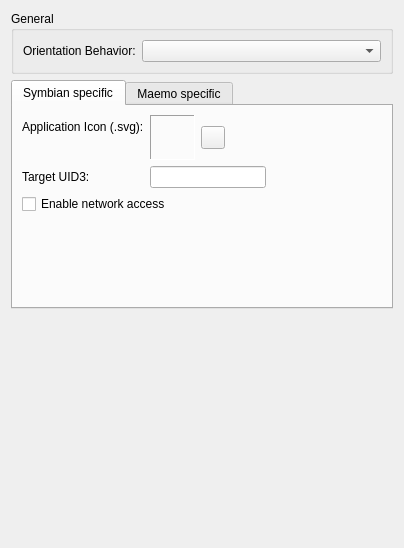
Old version of the form src/plugins/qt4projectmanager/wizards/mobileappwizardoptionspage.ui in the repository qt-creator/qt-creator.
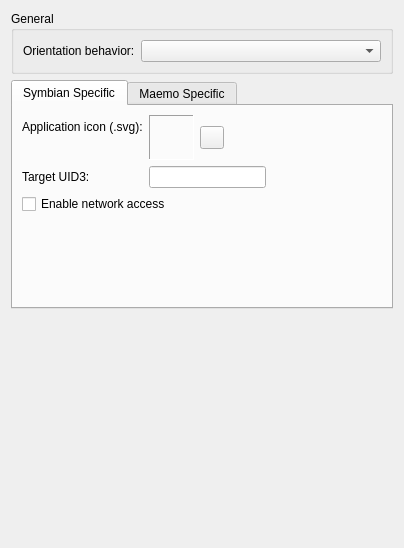
New version of the form.

Commit message: UI text - fix capitalization in Qt Quick Application wizard

Diff of the .ui file:
```diff
--- a/src/plugins/qt4projectmanager/wizards/mobileappwizardoptionspage.ui
+++ b/src/plugins/qt4projectmanager/wizards/mobileappwizardoptionspage.ui
@@ -32,7 +32,7 @@
          </sizepolicy>
         </property>
         <property name="text">
-         <string>Orientation Behavior:</string>
+         <string>Orientation behavior:</string>
         </property>
         <property name="buddy">
          <cstring>orientationBehaviorComboBox</cstring>
@@ -52,7 +52,7 @@
      </property>
      <widget class="QWidget" name="tab">
       <attribute name="title">
-       <string>Symbian specific</string>
+       <string>Symbian Specific</string>
       </attribute>
       <layout class="QFormLayout" name="formLayout">
        <item row="0" column="0">
@@ -64,7 +64,7 @@
           </sizepolicy>
          </property>
          <property name="text">
-          <string>Application Icon (.svg):</string>
+          <string>Application icon (.svg):</string>
          </property>
          <property name="buddy">
           <cstring>symbianAppIconLoadToolButton</cstring>
@@ -164,7 +164,7 @@
      </widget>
      <widget class="QWidget" name="tab_2">
       <attribute name="title">
-       <string>Maemo specific</string>
+       <string>Maemo Specific</string>
       </attribute>
       <widget class="QLabel" name="maemoAppIconLabel">
        <property name="geometry">
```
Left out of the diff: 2 changed lines with no effect on the pictures. The commit also changes 4 other files.
